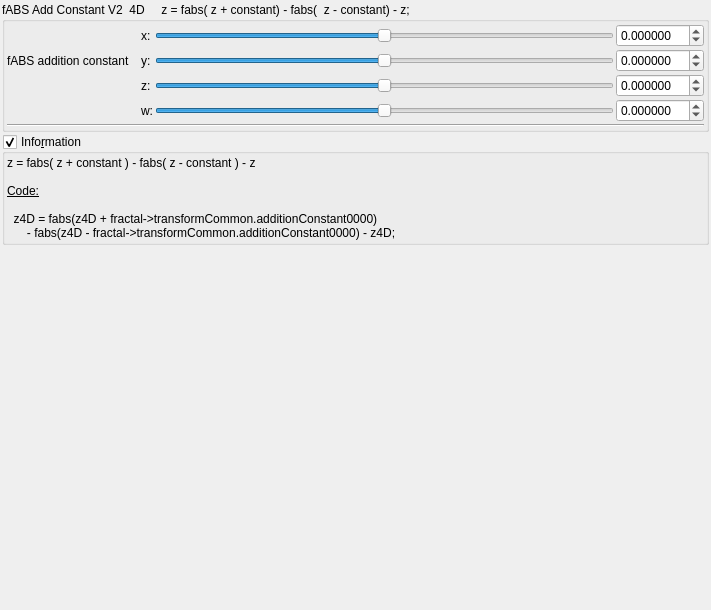
Old version of the form mandelbulber2/qt_data/fractal_transf_fabs_add_constantV2_4D.ui in the repository buddhi1980/mandelbulber2.
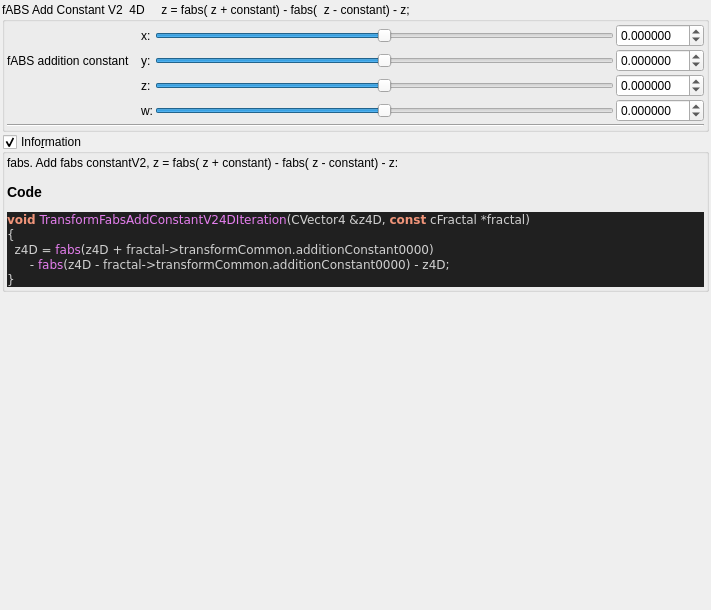
New version of the form. Custom widgets are drawn as their Qt base class.

Commit message:
added all transforms information boxes
now all formulas can be parsed.

@buddhi do you got a reference for Xenodreambuie formula?

Diff of the .ui file:
```diff
--- a/mandelbulber2/qt_data/fractal_transf_fabs_add_constantV2_4D.ui
+++ b/mandelbulber2/qt_data/fractal_transf_fabs_add_constantV2_4D.ui
@@ -329,16 +329,26 @@
       <item>
        <widget class="QLabel" name="label_4">
         <property name="text">
-         <string>&lt;!DOCTYPE HTML PUBLIC &quot;-//W3C//DTD HTML 4.0//EN&quot; &quot;http://www.w3.org/TR/REC-html40/strict.dtd&quot;&gt;
-&lt;html&gt;&lt;head&gt;&lt;meta name=&quot;qrichtext&quot; content=&quot;1&quot; /&gt;&lt;style type=&quot;text/css&quot;&gt;
-p, li { white-space: pre-wrap; }
-&lt;/style&gt;&lt;/head&gt;&lt;body&gt;
-&lt;p style=&quot; margin-top:0px; margin-bottom:0px; margin-left:0px; margin-right:0px; -qt-block-indent:0; text-indent:0px;&quot;&gt;z = fabs( z + constant ) - fabs( z - constant ) - z&lt;/p&gt;
-&lt;p style=&quot;-qt-paragraph-type:empty; margin-top:0px; margin-bottom:0px; margin-left:0px; margin-right:0px; -qt-block-indent:0; text-indent:0px;&quot;&gt;&lt;br /&gt;&lt;/p&gt;
-&lt;p style=&quot; margin-top:0px; margin-bottom:0px; margin-left:0px; margin-right:0px; -qt-block-indent:0; text-indent:0px;&quot;&gt;&lt;span style=&quot; text-decoration: underline;&quot;&gt;Code:&lt;/span&gt;&lt;/p&gt;
-&lt;p style=&quot;-qt-paragraph-type:empty; margin-top:0px; margin-bottom:0px; margin-left:0px; margin-right:0px; -qt-block-indent:0; text-indent:0px; text-decoration: underline;&quot;&gt;&lt;br /&gt;&lt;/p&gt;
-&lt;p style=&quot; margin-top:0px; margin-bottom:0px; margin-left:0px; margin-right:0px; -qt-block-indent:0; text-indent:0px;&quot;&gt;  z4D = fabs(z4D + fractal-&amp;gt;transformCommon.additionConstant0000)&lt;/p&gt;
-&lt;p style=&quot; margin-top:0px; margin-bottom:0px; margin-left:0px; margin-right:0px; -qt-block-indent:0; text-indent:0px;&quot;&gt;      - fabs(z4D - fractal-&amp;gt;transformCommon.additionConstant0000) - z4D;&lt;/p&gt;&lt;/body&gt;&lt;/html&gt;</string>
+         <string>&lt;p&gt;fabs.  Add fabs constantV2,  z = fabs( z + constant) - fabs( z - constant) - z:&lt;/p&gt;&lt;table&gt;
+&lt;/table&gt;
+&lt;h3&gt;Code&lt;/h3&gt;
+&lt;!DOCTYPE HTML PUBLIC &quot;-//W3C//DTD HTML 4.0 Transitional//EN&quot;&gt;
+&lt;html&gt;
+&lt;head&gt;
+&lt;meta http-equiv=&quot;content-type&quot; content=&quot;text/html; charset=ISO-8859-1&quot;&gt;
+&lt;title&gt;Source file&lt;/title&gt;
+&lt;/head&gt;
+&lt;body style=&quot;background-color:#202020&quot;&gt;
+&lt;pre style=&quot;color:#d0d0d0; background-color:#202020;  font-family:'Courier New';&quot;&gt;&lt;span style=&quot;color:#f09479; font-weight:bold&quot;&gt;void&lt;/span&gt; &lt;span style=&quot;color:#e47eed&quot;&gt;TransformFabsAddConstantV24DIteration&lt;/span&gt;&lt;span style=&quot;color:#d0d0d0&quot;&gt;(&lt;/span&gt;CVector4 &lt;span style=&quot;color:#d0d0d0&quot;&gt;&amp;amp;&lt;/span&gt;z4D&lt;span style=&quot;color:#d0d0d0&quot;&gt;,&lt;/span&gt; &lt;span style=&quot;color:#f09479; font-weight:bold&quot;&gt;const&lt;/span&gt; cFractal &lt;span style=&quot;color:#d0d0d0&quot;&gt;*&lt;/span&gt;fractal&lt;span style=&quot;color:#d0d0d0&quot;&gt;)&lt;/span&gt;
+&lt;span style=&quot;color:#d0d0d0&quot;&gt;{&lt;/span&gt;
+  z4D &lt;span style=&quot;color:#d0d0d0&quot;&gt;=&lt;/span&gt; &lt;span style=&quot;color:#e47eed&quot;&gt;fabs&lt;/span&gt;&lt;span style=&quot;color:#d0d0d0&quot;&gt;(&lt;/span&gt;z4D &lt;span style=&quot;color:#d0d0d0&quot;&gt;+&lt;/span&gt; fractal&lt;span style=&quot;color:#d0d0d0&quot;&gt;-&amp;gt;&lt;/span&gt;transformCommon&lt;span style=&quot;color:#d0d0d0&quot;&gt;.&lt;/span&gt;additionConstant0000&lt;span style=&quot;color:#d0d0d0&quot;&gt;)&lt;/span&gt;
+      &lt;span style=&quot;color:#d0d0d0&quot;&gt;-&lt;/span&gt; &lt;span style=&quot;color:#e47eed&quot;&gt;fabs&lt;/span&gt;&lt;span style=&quot;color:#d0d0d0&quot;&gt;(&lt;/span&gt;z4D &lt;span style=&quot;color:#d0d0d0&quot;&gt;-&lt;/span&gt; fractal&lt;span style=&quot;color:#d0d0d0&quot;&gt;-&amp;gt;&lt;/span&gt;transformCommon&lt;span style=&quot;color:#d0d0d0&quot;&gt;.&lt;/span&gt;additionConstant0000&lt;span style=&quot;color:#d0d0d0&quot;&gt;) -&lt;/span&gt; z4D&lt;span style=&quot;color:#d0d0d0&quot;&gt;;&lt;/span&gt;
+&lt;span style=&quot;color:#d0d0d0&quot;&gt;}&lt;/span&gt;
+&lt;/pre&gt;
+&lt;/body&gt;
+&lt;/html&gt;
+&lt;!--HTML generated by highlight 3.9, http://www.andre-simon.de/--&gt;
+</string>
         </property>
         <property name="wordWrap">
          <bool>true</bool>
```
Left out of the diff: 2 changed lines with no effect on the pictures. The commit also changes 75 other files.
